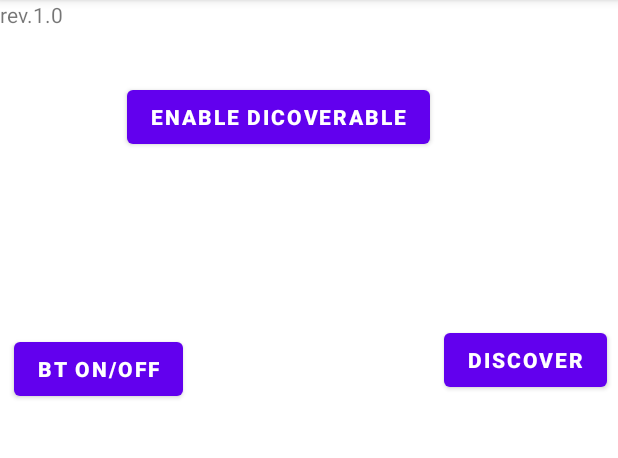
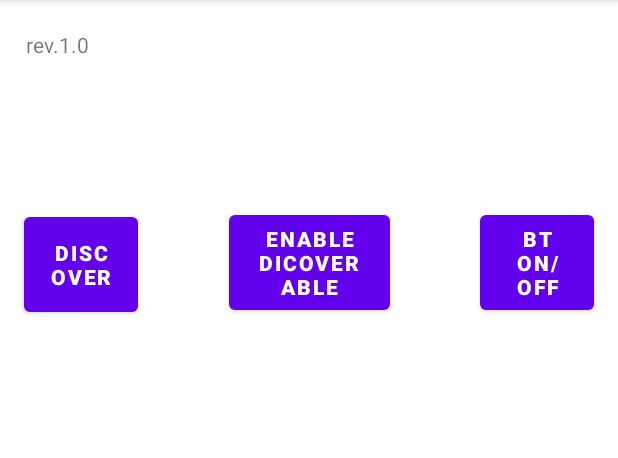
Before and after one commit to justmalysa/HeartRateSensor, an Android app: the screen it shows after launch (MainActivity), on a phone screen of 412 x 824 dp, the part 84-542 px from its top. Run offline under Robolectric (Android 15) with nearby library versions, the phone set to English and light mode, and no system bars.

Commit message:
Revert "Working Solution need to enable localization first"
This reverts commit f5e53ed27563f4e9233dceba77f1b915fe510d6b.

```diff
--- a/HR_SpO2_android_app/app/src/main/java/com/example/heartratesensorapp/MainActivity.java
+++ b/HR_SpO2_android_app/app/src/main/java/com/example/heartratesensorapp/MainActivity.java
@@ -218,7 +218,7 @@ public class MainActivity extends AppCompatActivity implements AdapterView.OnIte
             mBluetoothAdapter.cancelDiscovery();
             Log.d(TAG, "btnDiscover: Canceling discovery.");
 
-            //checkBTPermissions();
+            checkBTPermissions();
 
             mBluetoothAdapter.startDiscovery();
             IntentFilter discoverDevicesIntent = new IntentFilter(BluetoothDevice.ACTION_FOUND);
@@ -227,7 +227,7 @@ public class MainActivity extends AppCompatActivity implements AdapterView.OnIte
 
         if (!mBluetoothAdapter.isDiscovering()) {
 
-            //checkBTPermissions();
+            checkBTPermissions();
             //mBluetoothAdapter.startDiscovery();
 
             if(mBluetoothAdapter.startDiscovery() == false)
--- a/HR_SpO2_android_app/app/src/main/res/layout/activity_main.xml
+++ b/HR_SpO2_android_app/app/src/main/res/layout/activity_main.xml
@@ -1,6 +1,6 @@
 <?xml version="1.0" encoding="utf-8"?>
-<RelativeLayout
-    xmlns:android="http://schemas.android.com/apk/res/android"
+<androidx.constraintlayout.widget.ConstraintLayout xmlns:android="http://schemas.android.com/apk/res/android"
+    xmlns:app="http://schemas.android.com/apk/res-auto"
     xmlns:tools="http://schemas.android.com/tools"
     android:layout_width="match_parent"
     android:layout_height="match_parent"
@@ -10,59 +10,70 @@
         android:id="@+id/text1"
         android:layout_width="wrap_content"
         android:layout_height="wrap_content"
-        android:text="@string/text_1" />
+        android:text="@string/text_1"
+        app:layout_constraintBottom_toBottomOf="parent"
+        app:layout_constraintEnd_toEndOf="parent"
+        app:layout_constraintHorizontal_bias="0.047"
+        app:layout_constraintLeft_toLeftOf="parent"
+        app:layout_constraintRight_toRightOf="parent"
+        app:layout_constraintStart_toStartOf="parent"
+        app:layout_constraintTop_toTopOf="parent"
+        app:layout_constraintVertical_bias="0.027" />
 
     <Button
         android:id="@+id/btnONOFF"
-        android:layout_width="wrap_content"
-        android:layout_height="wrap_content"
-        android:layout_alignParentStart="true"
-        android:layout_alignParentBottom="true"
-        android:layout_marginStart="9dp"
+        android:layout_width="76dp"
+        android:layout_height="75dp"
         android:layout_marginEnd="16dp"
-        android:layout_marginBottom="498dp"
         android:text="@string/btnONOFF"
         android:textStyle="bold"
+        app:layout_constraintBottom_toBottomOf="parent"
+        app:layout_constraintEnd_toEndOf="parent"
+        app:layout_constraintTop_toTopOf="parent"
+        app:layout_constraintVertical_bias="0.198"
         tools:textSize="11sp" />
 
     <Button
         android:id="@+id/btnDiscoverable_on_off"
-        android:layout_width="wrap_content"
-        android:layout_height="wrap_content"
-        android:layout_alignParentTop="true"
-        android:layout_alignParentEnd="true"
-        android:layout_centerHorizontal="true"
-        android:layout_marginTop="54dp"
-        android:layout_marginEnd="125dp"
+        android:layout_width="107dp"
+        android:layout_height="75dp"
         android:clickable="true"
-        android:focusable="true"
         android:onClick="btnEnableDisable_Discoverable"
         android:text="@string/enable_discoverable"
         android:textStyle="bold"
+        app:layout_constraintBottom_toBottomOf="parent"
+        app:layout_constraintEnd_toStartOf="@+id/btnONOFF"
+        app:layout_constraintStart_toEndOf="@+id/btnFindUnpairedDevices"
+        app:layout_constraintTop_toTopOf="parent"
+        app:layout_constraintVertical_bias="0.198"
         tools:textSize="11sp" />
 
     <Button
         android:id="@+id/btnFindUnpairedDevices"
-        android:layout_width="wrap_content"
-        android:layout_height="wrap_content"
-        android:layout_alignParentEnd="true"
-        android:layout_alignParentBottom="true"
+        android:layout_width="76dp"
+        android:layout_height="75dp"
         android:layout_marginStart="16dp"
-        android:layout_marginEnd="7dp"
-        android:layout_marginBottom="504dp"
         android:clickable="true"
-        android:focusable="true"
         android:onClick="btnDiscover"
         android:text="@string/btn_discover"
         android:textStyle="bold"
+        app:layout_constraintBottom_toBottomOf="parent"
+        app:layout_constraintStart_toStartOf="parent"
+        app:layout_constraintTop_toTopOf="parent"
+        app:layout_constraintVertical_bias="0.2"
         tools:textSize="11sp" />
 
     <ListView
         android:id="@+id/lvNewDevices"
         android:layout_width="match_parent"
         android:layout_height="150dp"
-        android:layout_below="@id/btnFindUnpairedDevices"
-        android:layout_marginTop="331dp" />
+        android:layout_marginTop="20dp"
+        android:visibility="visible"
+        app:layout_constraintEnd_toEndOf="parent"
+        app:layout_constraintHorizontal_bias="0.0"
+        app:layout_constraintStart_toStartOf="parent"
+        app:layout_constraintTop_toBottomOf="@+id/btnDiscoverable_on_off"
+        tools:background="@color/teal_700" />
 
 
-</RelativeLayout>
+</androidx.constraintlayout.widget.ConstraintLayout>
```
Also changed, not shown: HR_SpO2_android_app/app/src/main/res/layout/device_adapter_view.xml (+26 -12 lines).
